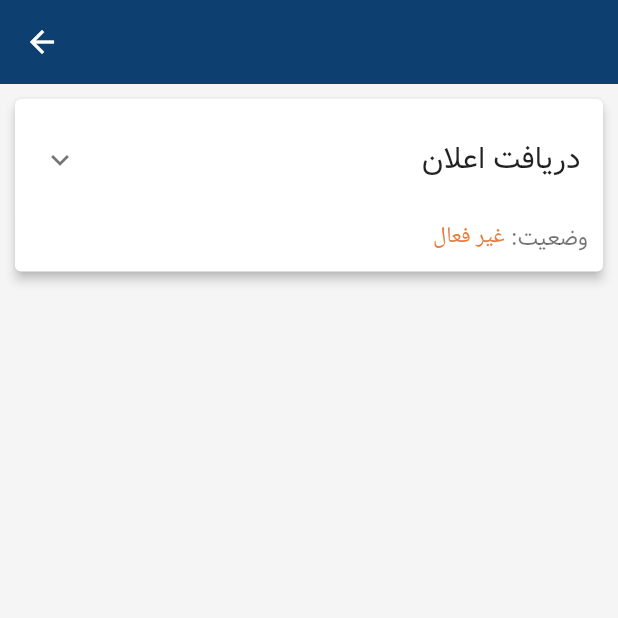
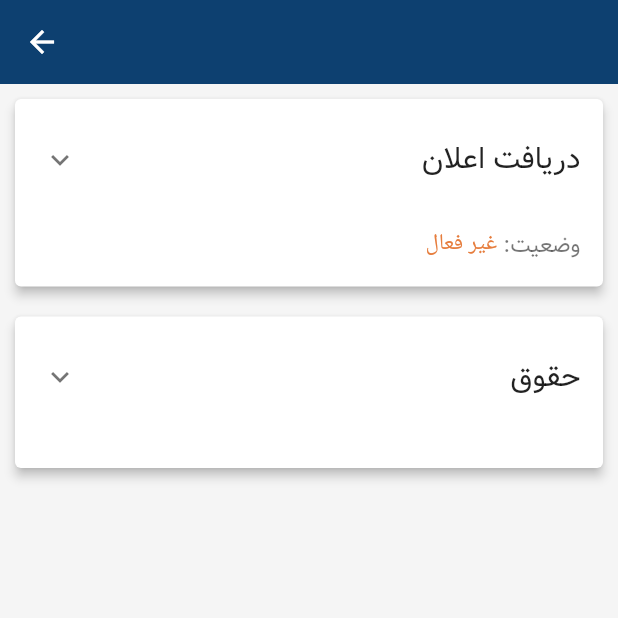
Before and after one commit to Jafar-Rezazadeh/worked_days, a Flutter app: the SettingsScreen screen opened directly, on a phone screen of 412 x 824 dp, the top half of it. Run offline on Flutter 3.47's test engine with Material 2 defaults, Android fonts, the phone set to English and light mode, and no system bars; drawn by our look-alikes of expandable; our stand-ins replace awesome_notifications, custom_radio_grouped_button, flutter_animate, flutter_bloc, flutter_screenutil, shamsi_date and 2 more; missing offline and left inert: persian_datetime_picker, persian_number_utility; accounts and stored records are empty; statements that could not run were skipped.

Commit message:
the ui for setting salary added in settings page

```diff
--- a/lib/view/screens/settings_screen.dart
+++ b/lib/view/screens/settings_screen.dart
@@ -1,6 +1,8 @@
 import 'package:expandable/expandable.dart';
 import 'package:flutter/material.dart';
+import 'package:flutter/services.dart';
 import 'package:flutter_screenutil/flutter_screenutil.dart';
+import 'package:persian_number_utility/persian_number_utility.dart';
 import 'package:provider/provider.dart';
 import 'package:worked_days/cubit/main_cubit_cubit.dart';
 import 'package:worked_days/cubit/main_cubit_state.dart';
@@ -18,6 +20,7 @@ class SettingsScreen extends StatefulWidget {
 class _SettingsScreenState extends State<SettingsScreen> {
   late MainCubit mainCubit;
   late LoadedStableState loadedStableState;
+  final TextEditingController salaryCalcTextEditingController = TextEditingController();
 
   String? notificationPeriodInString;
   bool? isNotificationActive;
@@ -41,7 +44,9 @@ class _SettingsScreenState extends State<SettingsScreen> {
 
   @override
   Widget build(BuildContext context) {
-    return Scaffold(
+    return GestureDetector(
+      onTap: () => FocusManager.instance.primaryFocus!.unfocus(),
+      child: Scaffold(
         backgroundColor: ColorPallet.smoke,
         appBar: AppBar(
           elevation: 0,
@@ -57,15 +62,18 @@ class _SettingsScreenState extends State<SettingsScreen> {
             ),
             child: ListView(
               children: [
-              _notificationCard(),
+                _notificationSetting(),
+                _salaryCalculationsSettings(),
               ],
+            ),
           ),
         ),
       ),
     );
   }
 
-  Widget _notificationCard() {
+  Widget _expandableCardModel(
+      {required String header, required Widget collapsed, required Widget expanded}) {
     return Card(
       elevation: 3,
       margin: const EdgeInsets.symmetric(horizontal: 10, vertical: 10),
@@ -75,12 +83,27 @@ class _SettingsScreenState extends State<SettingsScreen> {
           header: Container(
             decoration: BoxDecoration(borderRadius: BorderRadius.circular(10)),
             padding: const EdgeInsets.symmetric(vertical: 20, horizontal: 5),
-            child: Text("دریافت اعلان", style: TextStyle(fontSize: 20.sp)),
+            child: Text(header, style: TextStyle(fontSize: 20.sp)),
           ),
           collapsed: Container(
             width: double.infinity,
-            padding: const EdgeInsets.symmetric(vertical: 5),
-            child: Text.rich(
+            padding: const EdgeInsets.symmetric(vertical: 10, horizontal: 5),
+            child: collapsed,
+          ),
+          expanded: Container(
+            width: double.infinity,
+            padding: const EdgeInsets.symmetric(vertical: 10),
+            child: expanded,
+          ),
+        ),
+      ),
+    );
+  }
+
+  Widget _notificationSetting() {
+    return _expandableCardModel(
+      header: "دریافت اعلان",
+      collapsed: Text.rich(
         textDirection: TextDirection.rtl,
         textAlign: TextAlign.right,
         style: TextStyle(color: Colors.black54, fontSize: 15.sp),
@@ -94,19 +117,12 @@ class _SettingsScreenState extends State<SettingsScreen> {
           ],
         ),
       ),
-          ),
-          expanded: Container(
-            width: double.infinity,
-            padding: const EdgeInsets.symmetric(vertical: 10),
-            child: Column(
+      expanded: Column(
         children: [
           _setPeriodicNotificationTime(),
           const SizedBox(height: 20),
           _activateOrDeactivateNotification(),
         ],
-            ),
-          ),
-        ),
       ),
     );
   }
@@ -179,4 +195,36 @@ class _SettingsScreenState extends State<SettingsScreen> {
       ),
     );
   }
+
+  Widget _salaryCalculationsSettings() {
+    return _expandableCardModel(
+      header: "حقوق",
+      collapsed: Container(),
+      expanded: Column(
+        mainAxisAlignment: MainAxisAlignment.spaceEvenly,
+        mainAxisSize: MainAxisSize.min,
+        children: [
+          const Text("ماهانه"),
+          const SizedBox(height: 10),
+          //? salary input
+          TextField(
+            controller: salaryCalcTextEditingController,
+            onChanged: (value) => salaryCalcTextEditingController.text = value.seRagham(),
+            inputFormatters: [FilteringTextInputFormatter.digitsOnly],
+            decoration: const InputDecoration(
+              contentPadding: EdgeInsets.symmetric(vertical: 10, horizontal: 10),
+              border: OutlineInputBorder(),
+            ),
+            textAlign: TextAlign.center,
+          ),
+          const SizedBox(height: 10),
+          //? submit
+          ElevatedButton(
+            onPressed: () {},
+            child: const Text("ثبت"),
+          )
+        ],
+      ),
+    );
   }
+}
--- a/pubspec.yaml
+++ b/pubspec.yaml
@@ -47,6 +47,7 @@ dependencies:
   expandable: ^5.0.1
   flutter_bloc: ^8.1.3
   flutter_screenutil:
+  persian_number_utility: ^1.1.3
 
 dev_dependencies:
   change_app_package_name: ^1.1.0
```
Also changed, not shown: pubspec.lock. Lines whose indentation alone changed are shown as unchanged.
